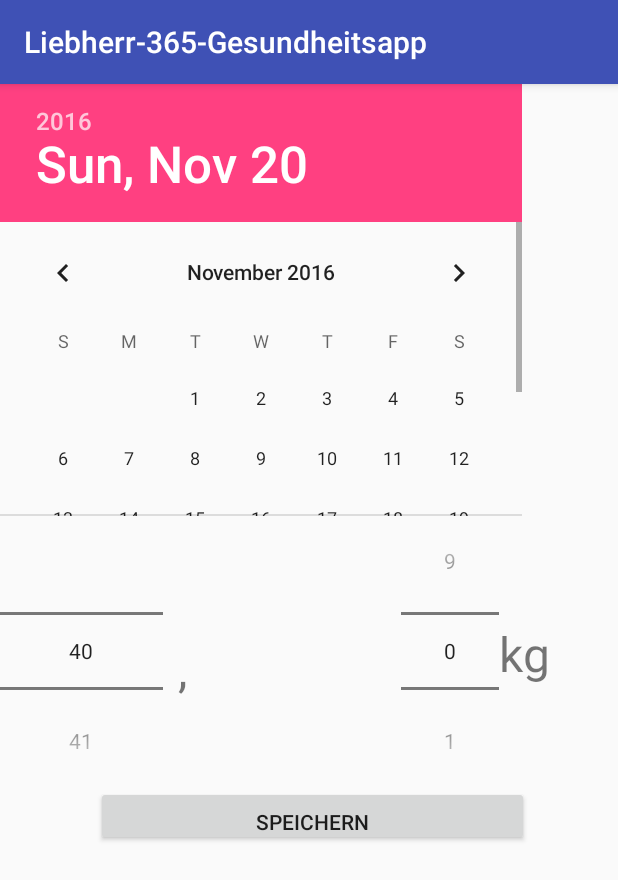
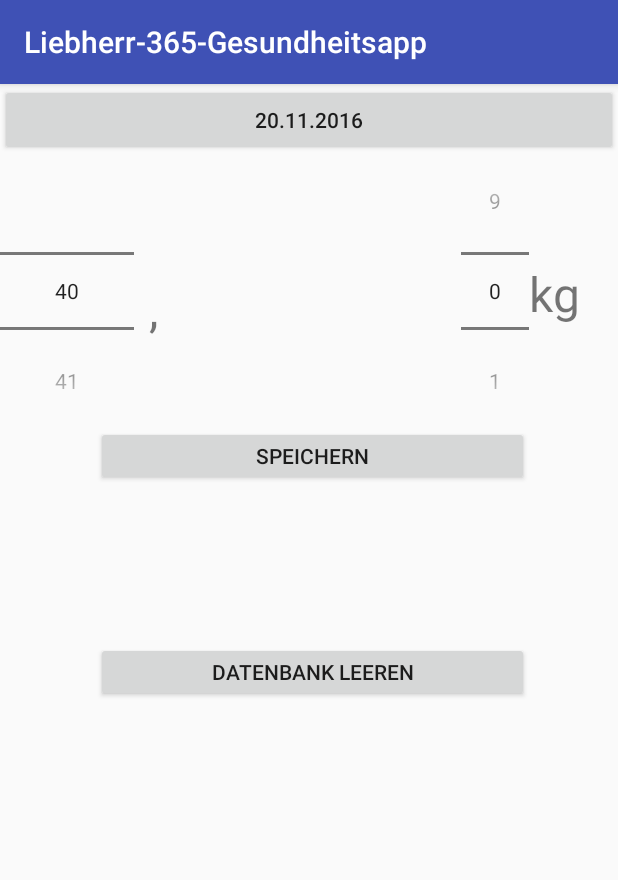
Before and after one commit to NULLt1/Sobo, an Android app: the screen it shows after launch (MainActivity), on a phone screen of 412 x 824 dp. Shown: the top 880 px of the screen. Run offline under Robolectric (Android 15) with nearby library versions, the phone set to English and light mode, and no system bars.

Commit message:
-kalener angepasst ~~~~~update funktioniert nicht mehr ~~~~~

```diff
--- a/app/src/main/java/com/example/liebherr_365_gesundheitsapp/DBHelper.java
+++ b/app/src/main/java/com/example/liebherr_365_gesundheitsapp/DBHelper.java
@@ -21,4 +21,8 @@ public class DBHelper extends SQLiteOpenHelper {
     public void onUpgrade(SQLiteDatabase db, int oldVersion, int newVersion) {
         //Placeholder 4 action
     }
+
+    public void deleteweightdb(SQLiteDatabase db) {
+        db.rawQuery("DELETE FROM " + weightquery.getDbName(), null);
+    }
 }
--- a/app/src/main/java/com/example/liebherr_365_gesundheitsapp/MainActivity.java
+++ b/app/src/main/java/com/example/liebherr_365_gesundheitsapp/MainActivity.java
@@ -1,6 +1,7 @@
 package com.example.liebherr_365_gesundheitsapp;
 
 import android.app.AlertDialog;
+import android.app.DialogFragment;
 import android.content.Context;
 import android.content.DialogInterface;
 import android.content.Intent;
@@ -9,11 +10,11 @@ import android.support.v7.app.AppCompatActivity;
 import android.util.Log;
 import android.view.View;
 import android.widget.Button;
-import android.widget.DatePicker;
 import android.widget.NumberPicker;
 
 import java.sql.Date;
 import java.text.SimpleDateFormat;
+import java.util.Locale;
 
 public class MainActivity extends AppCompatActivity {
     //public final static String EXTRA_MESSAGE = "com.example.myfirstapp.MESSAGE";
@@ -35,30 +36,17 @@ public class MainActivity extends AppCompatActivity {
 
 
     private DBHelperDataSource dataSource;
-    Button btnNotification;
-
 
     @Override
     protected void onCreate(Bundle savedInstanceState) {
         super.onCreate(savedInstanceState);
         setContentView(R.layout.activity_main);
 
-
-        // NOTIFICATION
-        /*
-        //Button wird festgelegt (saveButton)
-        btnNotification = (Button) findViewById(R.id.saveButton);
-        btnNotification.setOnClickListener(new View.OnClickListener() {
-
-            //service wir gestarten mit dem klick auf den Button
-            @Override
-            public void onClick(View view) {
-                Intent startNotificationsServiceIntent = new Intent(MainActivity.this, Notification.class);
-                startService(startNotificationsServiceIntent);
-            }
-        });
-        */
-
+        //Set date Button with current date
+        SimpleDateFormat dateFormat = new SimpleDateFormat("dd.MM.yyyy", Locale.GERMANY);
+        String actualdate = dateFormat.format(new java.util.Date());
+        Button button = (Button) findViewById(R.id.buttondate);
+        button.setText(actualdate);
 
         //Intialize integer and aftkomma as numberpicker to use functions
         NumberPicker integer = (NumberPicker) findViewById(R.id.integer);
@@ -76,26 +64,33 @@ public class MainActivity extends AppCompatActivity {
         integer.setWrapSelectorWheel(false);
     }
 
+    public void deleteweightdb(View view) {
+        dataSource = new DBHelperDataSource(this);
+        dataSource.deletedb();
+
+    }
 
     //function saveweight onklick @+id/saveButton
-
     public void saveweight(View view) {
 
+        //get date from buttondate
+        Button button = (Button) findViewById(R.id.buttondate);
+        String buttonText = (String) button.getText();
 
-
-
-        //Datepicker
-        DatePicker date = (DatePicker) findViewById(R.id.dp);
-        int dayinteger = date.getDayOfMonth();
-        int monthinteger = date.getMonth();
-        int yearinteger = date.getYear() - 1900;
+        //convert datestrings to int
+        int dayinteger = Integer.parseInt(buttonText.substring(0, 2));
+        int monthinteger = Integer.parseInt(buttonText.substring(3, 5)) - 1;
+        int yearinteger = Integer.parseInt(buttonText.substring(6)) - 1900;
 
         // bmi placeholder
         float bmi = 24;
 
+        Log.d("month", String.valueOf(monthinteger));
+
         SimpleDateFormat sdf = new SimpleDateFormat("yyyy-MM-dd");
         String formateddate = sdf.format(new Date(yearinteger, monthinteger, dayinteger));
 
+        Log.d("formatedate", formateddate);
 
         //Numberpicker
         NumberPicker integer = (NumberPicker) findViewById(R.id.integer);
@@ -122,25 +117,34 @@ public class MainActivity extends AppCompatActivity {
         Log.d("result", String.valueOf(datealreadyexisting));
         if (datealreadyexisting) {
             //call alertdialog
-            alertdialog(wd);
+            alertdialogalreadysaved(wd);
+
         } else {
             dataSource.insertdata(wd);
+
+            Log.d("closesql", "Die Datenquelle wird geschlossen.");
+            dataSource.close();
+
+            //Creatiing new intent, which navigates to Listviewtable on call
+            Intent intent = new Intent(MainActivity.this, ListViewTable.class);
+            startActivity(intent);
         }
 
-        Log.d("closesql", "Die Datenquelle wird geschlossen.");
-        dataSource.close();
-
-        //Creatiing new intent, which navigates to Listviewtable on call
-        Intent intent = new Intent(MainActivity.this, ListViewTable.class);
-        startActivity(intent);
 
         //call function notification
         //Todo: Hier wird die Notification aufgerufen
-        //notification();  ~~~~~~~~~auskommentiert~~~~~~~~~~
+        //notification();  ~~~~~~~~~auskommentiert~~~~~~~~~~*/
     }
 
-    //alertdialog
-    public void alertdialog(final Weightdata wd) {
+    //function showDatePickerDialog
+    public void showDatePickerDialog(View v) {
+        DialogFragment newFragment = new DatePickerFragment();
+        newFragment.show(getFragmentManager(), "datePicker");
+    }
+
+
+    //alertdialogalreadysaved
+    public void alertdialogalreadysaved(final Weightdata wd) {
         final Context context = this;
 
         AlertDialog.Builder alertDialogBuilder = new AlertDialog.Builder(this);
@@ -154,6 +158,11 @@ public class MainActivity extends AppCompatActivity {
                         Log.d("Ausgbabe", "Ändern");
                         //call function updatedata
                         dataSource.updatedata(wd);
+                        Log.d("closesql", "Die Datenquelle wird geschlossen.");
+                        dataSource.close();
+                        //Creatiing new intent, which navigates to Listviewtable on call
+                        Intent intent = new Intent(MainActivity.this, ListViewTable.class);
+                        startActivity(intent);
                         dialog.dismiss();
                     }
                 });
--- a/app/src/main/res/layout/activity_main.xml
+++ b/app/src/main/res/layout/activity_main.xml
@@ -15,12 +15,12 @@
         android:layout_alignParentTop="true"
         android:orientation="vertical">
 
-        <DatePicker
-            android:id="@+id/dp"
+        <Button
+            android:id="@+id/buttondate"
             android:layout_width="match_parent"
-            android:layout_height="288dp"
-            android:calendarViewShown="true"
-            android:spinnersShown="false" />
+            android:layout_height="wrap_content"
+            android:onClick="showDatePickerDialog"
+            android:text="" />
 
 
         <LinearLayout
@@ -88,6 +88,23 @@
                         android:onClick="saveweight"
                         android:text="@string/speichern" />
                 </TableRow>
+
+                <TableRow
+                    android:layout_width="match_parent"
+                    android:layout_height="match_parent">
+
+                    <Button
+                        android:id="@+id/deleteButton"
+                        android:layout_width="match_parent"
+                        android:layout_height="40dp"
+                        android:layout_column="1"
+                        android:layout_marginBottom="104dp"
+                        android:layout_marginEnd="59dp"
+                        android:layout_marginRight="59dp"
+                        android:layout_weight="1"
+                        android:onClick="deleteweightdb"
+                        android:text="@string/Datenbankleeren" />
+                </TableRow>
             </TableLayout>
 
         </LinearLayout>
--- a/app/src/main/res/values/strings.xml
+++ b/app/src/main/res/values/strings.xml
@@ -2,5 +2,6 @@
     <string name="app_name">Liebherr-365-Gesundheitsapp</string>
     <string name="kg">kg</string>
     <string name="speichern">Speichern</string>
+    <string name="Datenbankleeren">Datenbank leeren</string>
     <string name="komma">,</string>
 </resources>
```
Also changed, not shown: app/src/main/java/com/example/liebherr_365_gesundheitsapp/DBHelperDataSource.java (+49 -17 lines), app/src/main/java/com/example/liebherr_365_gesundheitsapp/DatePickerFragment.java (added, +59 -0 lines), app/src/main/java/com/example/liebherr_365_gesundheitsapp/weightquery.java (+4 -3 lines).
